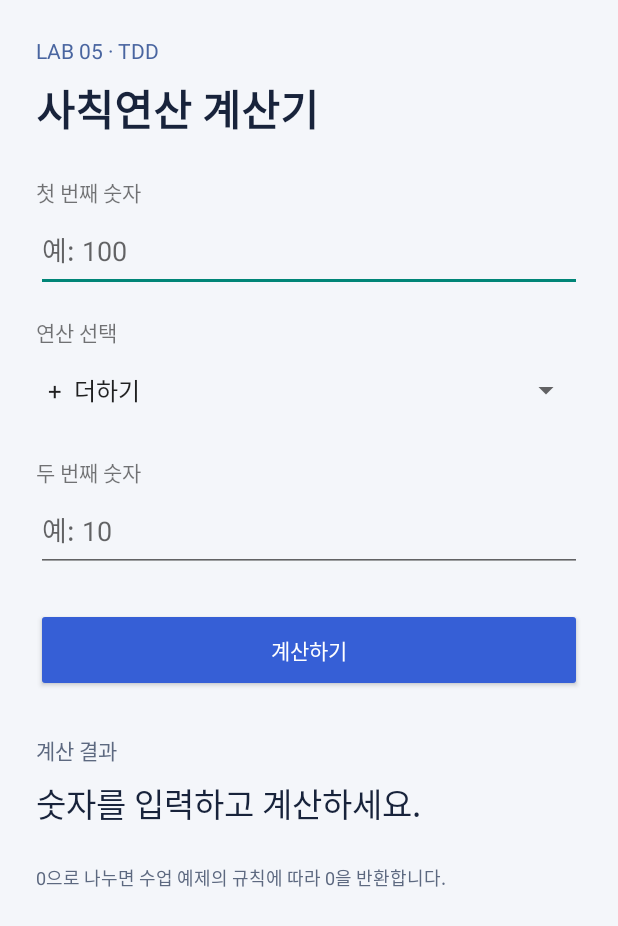
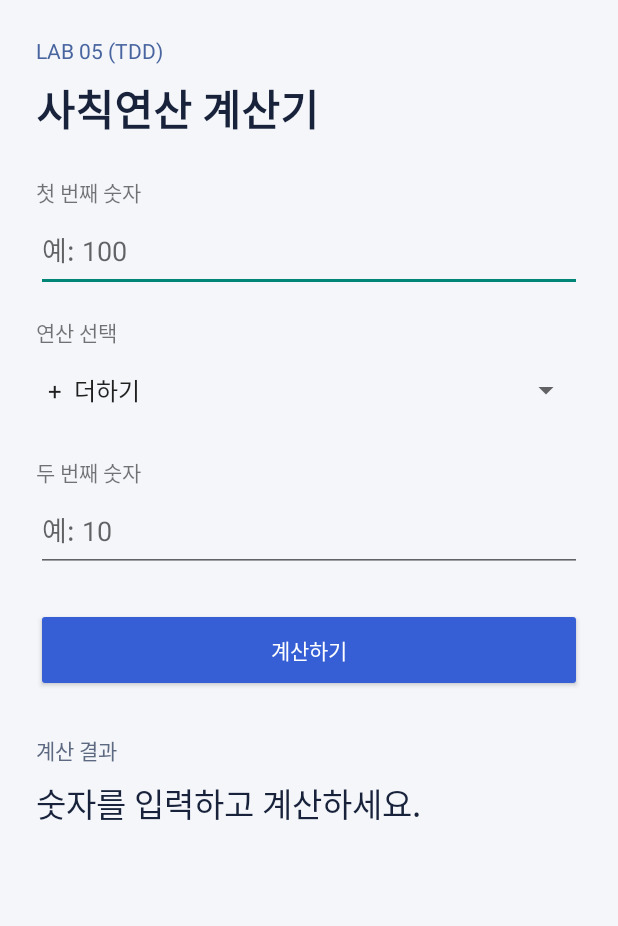
Before and after one commit to sylee21c/lab05, an Android app: the screen it shows after launch (MainActivity), on a phone screen of 412 x 824 dp. Shown: the top 926 px of the screen. Run offline under Robolectric (Android 15) with nearby library versions, the light colour scheme and no system bars.

Commit message:
Update calculator title and remove footer note

```diff
--- a/android-calculator/app/src/main/res/layout/activity_main.xml
+++ b/android-calculator/app/src/main/res/layout/activity_main.xml
@@ -5,7 +5,7 @@
     <LinearLayout android:layout_width="match_parent" android:layout_height="wrap_content"
         android:orientation="vertical" android:padding="24dp">
         <TextView android:layout_width="match_parent" android:layout_height="wrap_content"
-            android:text="LAB 05 · TDD" android:textSize="14sp" android:textColor="#4965A0" />
+            android:text="LAB 05 (TDD)" android:textSize="14sp" android:textColor="#4965A0" />
         <TextView android:layout_width="match_parent" android:layout_height="wrap_content"
             android:text="사칙연산 계산기" android:textSize="28sp" android:textStyle="bold"
             android:textColor="#18233B" android:layout_marginTop="8dp" android:layout_marginBottom="24dp" />
@@ -24,8 +24,5 @@
         <TextView android:id="@+id/textResult" android:layout_width="match_parent" android:layout_height="wrap_content"
             android:text="숫자를 입력하고 계산하세요." android:textSize="22sp" android:textColor="#18233B"
             android:layout_marginTop="8dp" android:accessibilityLiveRegion="polite" />
-        <TextView android:layout_width="match_parent" android:layout_height="wrap_content"
-            android:text="0으로 나누면 수업 예제의 규칙에 따라 0을 반환합니다."
-            android:textSize="12sp" android:textColor="#5D6980" android:layout_marginTop="24dp" />
     </LinearLayout>
 </ScrollView>
```
Also changed, not shown: 2 other files.
